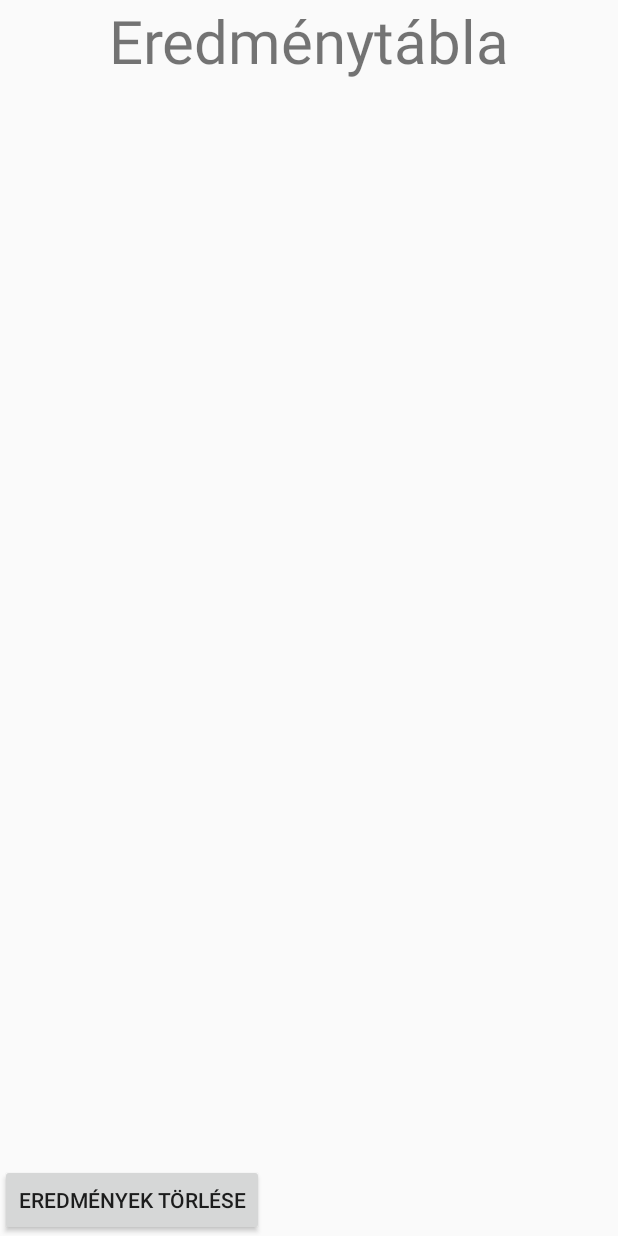
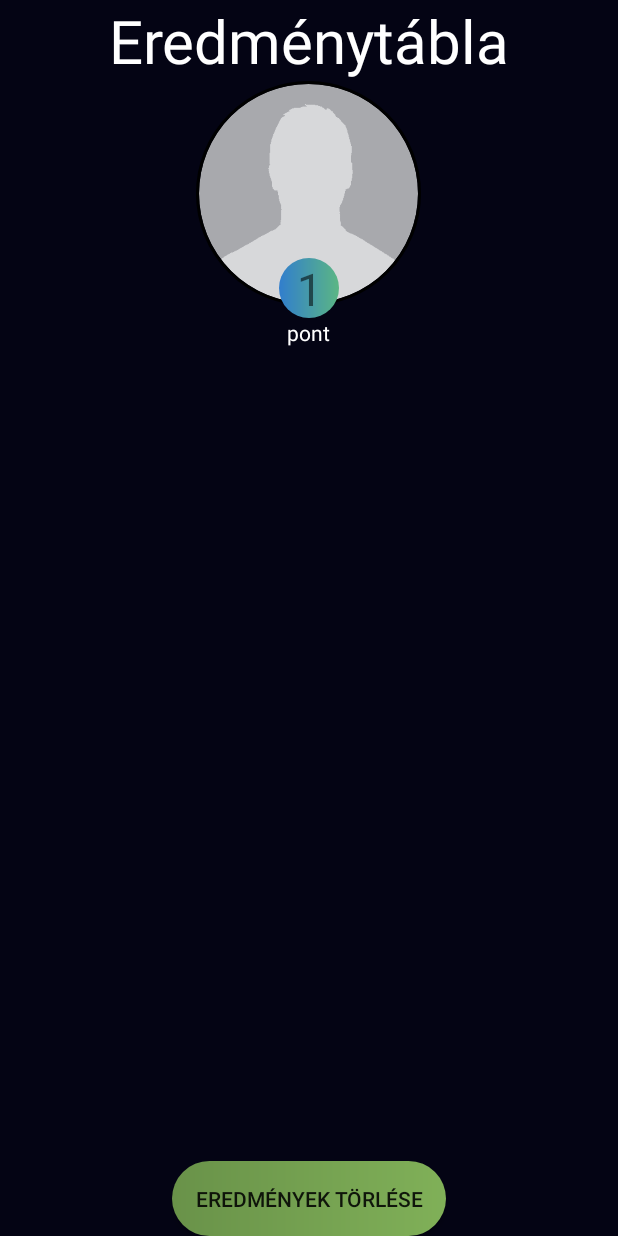
Before and after one commit to redbulldog/quizapp-v1.0, an Android app: the ScoreBoard screen opened directly, with no data from a screen before it, on a phone screen of 412 x 824 dp. Run offline under Robolectric (Android 15) with nearby library versions, the light colour scheme and no system bars; our stand-ins replace ButterKnife, CircleImageView.

Commit message:
Scoreboard and other modifications

```diff
--- a/app/src/main/AndroidManifest.xml
+++ b/app/src/main/AndroidManifest.xml
@@ -6,6 +6,7 @@
     <uses-permission android:name="android.permission.READ_EXTERNAL_STORAGE" />
     <uses-permission android:name="android.permission.WRITE_EXTERNAL_STORAGE" />
     <uses-permission android:name="android.permission.WAKE_LOCK" />
+    <uses-permission android:name="android.permission.CAMERA" />
 
     <application
         android:allowBackup="true"
--- a/app/src/main/java/DatabaseHelper.java
+++ b/app/src/main/java/DatabaseHelper.java
@@ -80,12 +80,13 @@
         mDataBase = SQLiteDatabase.openDatabase(DB_PATH + DB_NAME, null, SQLiteDatabase.CREATE_IF_NECESSARY);
         return mDataBase != null;
     }
-    public boolean adatRogzites(String username, Integer pontok_szama){
+    public boolean adatRogzites(String username, Integer pontok_szama, String profile_image){
 
         SQLiteDatabase db = this.getWritableDatabase();
         ContentValues contentValues = new ContentValues();
         contentValues.put("Username",username);
         contentValues.put("Pontok_szama",pontok_szama);
+        contentValues.put("Profile_image",profile_image);
 
         long result = db.insert("Scoreboard",null,contentValues);
 
--- a/app/src/main/java/com/quizapp/kovacszoltan/quizV1/MainMenu.java
+++ b/app/src/main/java/com/quizapp/kovacszoltan/quizV1/MainMenu.java
@@ -22,6 +22,8 @@
 
 import butterknife.BindView;
 import butterknife.ButterKnife;
+
+import static android.media.MediaRecorder.VideoSource.CAMERA;
 
 public class MainMenu extends AppCompatActivity {
     @BindView(R.id.btn_newgame) Button btn_newgame;
@@ -54,7 +56,6 @@
             byte[] imageAsBytes = Base64.decode(imagestring.getBytes(), Base64.DEFAULT);
             profile_image.setImageBitmap(BitmapFactory.decodeByteArray(imageAsBytes, 0, imageAsBytes.length));
         }
-
     }
 
     private void actions(){
@@ -98,7 +99,7 @@
         profile_image.setOnClickListener(new View.OnClickListener() {
             @Override
             public void onClick(View view) {
-                showPictureDialog();
+                choosePhotoFromGallary();
 
             }
 
--- a/app/src/main/java/com/quizapp/kovacszoltan/quizV1/ScoreBoard.java
+++ b/app/src/main/java/com/quizapp/kovacszoltan/quizV1/ScoreBoard.java
@@ -2,17 +2,21 @@
 
 import android.database.Cursor;
 import android.database.sqlite.SQLiteDatabase;
+import android.graphics.BitmapFactory;
 import android.support.v7.app.AppCompatActivity;
 import android.os.Bundle;
+import android.util.Base64;
 import android.view.View;
 import android.widget.Button;
 import android.widget.TextView;
+import android.widget.Toast;
 
 import java.util.ArrayList;
 import java.util.List;
 
 import butterknife.BindView;
 import butterknife.ButterKnife;
+import de.hdodenhof.circleimageview.CircleImageView;
 
 public class ScoreBoard extends AppCompatActivity {
     @BindView(R.id.tvuser1) TextView tvuser1;
@@ -25,13 +29,16 @@
     @BindView(R.id.tvpont4) TextView tvpont4;
     @BindView(R.id.tvuser5) TextView tvuser5;
     @BindView(R.id.tvpont5) TextView tvpont5;
+    @BindView(R.id.first_place_score) TextView first_place_score;
+    @BindView(R.id.first_place) CircleImageView first_place;
     @BindView(R.id.clearscore) Button clearscore;
     private com.quizapp.kovacszoltan.quizV1.DatabaseHelper mDBHelper;
     private SQLiteDatabase mDb;
     private Cursor c;
     List<Integer> pontok_szama = new ArrayList<Integer>();
     List<String> pont_nev = new ArrayList<String>();
-    int id, nev, pont, max;
+    List<String> image = new ArrayList<String>();
+    int id, nev, pont, max, profile_image;
 
     @Override
     protected void onCreate(Bundle savedInstanceState) {
@@ -41,6 +48,7 @@
         mDBHelper = new com.quizapp.kovacszoltan.quizV1.DatabaseHelper(this);
         databasetolist();
         listtotable();
+        first_place();
         clearscore.setOnClickListener(new View.OnClickListener() {
             @Override
             public void onClick(View view) {
@@ -49,6 +57,7 @@
                 mDb.execSQL("delete from Scoreboard");
                 pontok_szama.clear();
                 pont_nev.clear();
+                first_place.setImageResource(getResources().getIdentifier("com.quizapp.kovacszoltan.quizV1:drawable/profile_placeholder", null, null));
                 listtotable();
 
             }
@@ -67,47 +76,58 @@
             this.id = c.getColumnIndex("ID");
             this.nev = c.getColumnIndex("Username");
             this.pont = c.getColumnIndex("Pontok_szama");
+            this.profile_image = c.getColumnIndex("Profile_image");
             pontok_szama.add(c.getInt(pont));
             pont_nev.add(c.getString(nev));
+            image.add(c.getString(profile_image));
             c.moveToNext();
         }
     }
+    private void first_place(){
+        if (image.size()>0)
+        {
+            byte[] imageAsBytes = Base64.decode(image.get(0).getBytes(), Base64.DEFAULT);
+            first_place.setImageBitmap(BitmapFactory.decodeByteArray(imageAsBytes, 0, imageAsBytes.length));
+            first_place_score.setText(pontok_szama.get(0) + " pont");
+        }
+
+    }
     private void listtotable(){
-        while (pontok_szama.size()<5)
+        while (pontok_szama.size()<6)
         {
             pontok_szama.add(0);
             pont_nev.add("");
         }
 
-            tvuser1.setText(pont_nev.get(0).toString());
-        if (pontok_szama.get(0).equals(0)){
+            tvuser1.setText(pont_nev.get(1).toString());
+        if (pontok_szama.get(1).equals(0)){
             tvpont1.setText("");
         } else {
-            tvpont1.setText(pontok_szama.get(0).toString());
+            tvpont1.setText(pontok_szama.get(1).toString());
         }
-            tvuser2.setText(pont_nev.get(1).toString());
-        if (pontok_szama.get(1).equals(0)){
+            tvuser2.setText(pont_nev.get(2).toString());
+        if (pontok_szama.get(2).equals(0)){
             tvpont2.setText("");
         } else {
-            tvpont2.setText(pontok_szama.get(1).toString());
+            tvpont2.setText(pontok_szama.get(2).toString());
         }
-            tvuser3.setText(pont_nev.get(2).toString());
-        if (pontok_szama.get(2).equals(0)){
+            tvuser3.setText(pont_nev.get(3).toString());
+        if (pontok_szama.get(3).equals(0)){
             tvpont3.setText("");
         } else {
-            tvpont3.setText(pontok_szama.get(2).toString());
+            tvpont3.setText(pontok_szama.get(3).toString());
         }
-            tvuser4.setText(pont_nev.get(3).toString());
-        if (pontok_szama.get(3).equals(0)){
+            tvuser4.setText(pont_nev.get(4).toString());
+        if (pontok_szama.get(4).equals(0)){
             tvpont4.setText("");
         } else {
-            tvpont4.setText(pontok_szama.get(3).toString());
+            tvpont4.setText(pontok_szama.get(4).toString());
         }
-            tvuser5.setText(pont_nev.get(4).toString());
-        if (pontok_szama.get(4).equals(0)){
+            tvuser5.setText(pont_nev.get(5).toString());
+        if (pontok_szama.get(5).equals(0)){
             tvpont5.setText("");
         } else {
-            tvpont5.setText(pontok_szama.get(4).toString());
+            tvpont5.setText(pontok_szama.get(5).toString());
         }
 
 
--- a/app/src/main/res/layout/activity_score_board.xml
+++ b/app/src/main/res/layout/activity_score_board.xml
@@ -4,20 +4,51 @@
     xmlns:tools="http://schemas.android.com/tools"
     android:layout_width="match_parent"
     android:layout_height="match_parent"
-    tools:context="com.quizapp.kovacszoltan.quizV1.ScoreBoard">
+    tools:context="com.quizapp.kovacszoltan.quizV1.ScoreBoard"
+    android:background="@color/colorPrimaryDark">
+    <LinearLayout
+        android:layout_width="match_parent"
+        android:layout_height="wrap_content"
+        android:orientation="vertical"
+        android:gravity="center">
     <TextView
         android:layout_width="match_parent"
         android:layout_height="wrap_content"
         android:text="Eredménytábla"
         android:id="@+id/scoretext"
         android:textAlignment="center"
-        android:textSize="40dp" />
+        android:textSize="40dp"
+        android:textColor="#fff"/>
+    <de.hdodenhof.circleimageview.CircleImageView
+        xmlns:app="http://schemas.android.com/apk/res-auto"
+        android:id="@+id/first_place"
+        android:layout_width="150dp"
+        android:layout_height="150dp"
+        android:src="@drawable/profile_placeholder"
+        app:civ_border_width="2dp"
+        app:civ_border_color="#FF000000"/>
+        <TextView
+            android:layout_width="40dp"
+            android:layout_height="40dp"
+            android:text="1"
+            android:layout_marginTop="-32dp"
+            android:textAlignment="center"
+            android:background="@drawable/rounded_button2"
+            android:textSize="30dp"/>
+        <TextView
+            android:layout_width="wrap_content"
+            android:layout_height="wrap_content"
+            android:text="pont"
+            android:textColor="#fff"
+            android:id="@+id/first_place_score"/>
+    </LinearLayout>
     <TableLayout
         android:layout_width="match_parent"
         android:layout_height="wrap_content"
         android:id="@+id/scoretable"
-        android:layout_below="@id/scoretext"
-        android:stretchColumns="1">>
+        android:layout_above="@+id/bottombutton"
+        android:stretchColumns="1"
+        android:gravity="bottom">
         <TableRow>
             <TextView
                 android:paddingLeft="60dip"
@@ -25,7 +56,8 @@
                 android:text="Teszt"
                 android:paddingBottom="10dip"
                 android:paddingTop="10dip"
-                android:textSize="30dp"/>
+                android:textSize="30dp"
+                android:textColor="#fff"/>
             <TextView
                 android:paddingRight="60dip"
                 android:id="@+id/tvpont1"
@@ -33,7 +65,8 @@
                 android:paddingBottom="10dip"
                 android:paddingTop="10dip"
                 android:gravity="right"
-                android:textSize="30dp"/>
+                android:textSize="30dp"
+                android:textColor="#fff"/>
         </TableRow>
         <TableRow>
             <TextView
@@ -42,7 +75,8 @@
                 android:text="Teszt"
                 android:paddingBottom="10dip"
                 android:paddingTop="10dip"
-                android:textSize="30dp"/>
+                android:textSize="30dp"
+                android:textColor="#fff"/>
             <TextView
                 android:paddingRight="60dip"
                 android:id="@+id/tvpont2"
@@ -50,7 +84,8 @@
                 android:paddingBottom="10dip"
                 android:paddingTop="10dip"
                 android:gravity="right"
-                android:textSize="30dp"/>
+                android:textSize="30dp"
+                android:textColor="#fff"/>
         </TableRow>
         <TableRow>
             <TextView
@@ -59,7 +94,8 @@
                 android:text="Teszt"
                 android:paddingBottom="10dip"
                 android:paddingTop="10dip"
-                android:textSize="30dp"/>
+                android:textSize="30dp"
+                android:textColor="#fff"/>
             <TextView
                 android:paddingRight="60dip"
                 android:id="@+id/tvpont3"
@@ -67,7 +103,8 @@
                 android:paddingBottom="10dip"
                 android:paddingTop="10dip"
                 android:gravity="right"
-                android:textSize="30dp"/>
+                android:textSize="30dp"
+                android:textColor="#fff"/>
         </TableRow>
         <TableRow>
             <TextView
@@ -76,7 +113,8 @@
                 android:text="Teszt"
                 android:paddingBottom="10dip"
                 android:paddingTop="10dip"
-                android:textSize="30dp"/>
+                android:textSize="30dp"
+                android:textColor="#fff"/>
             <TextView
                 android:paddingRight="60dip"
                 android:id="@+id/tvpont4"
@@ -84,7 +122,8 @@
                 android:paddingBottom="10dip"
                 android:paddingTop="10dip"
                 android:gravity="right"
-                android:textSize="30dp"/>
+                android:textSize="30dp"
+                android:textColor="#fff"/>
         </TableRow>
         <TableRow>
             <TextView
@@ -93,7 +132,8 @@
                 android:text="Teszt"
                 android:paddingBottom="10dip"
                 android:paddingTop="10dip"
-                android:textSize="30dp"/>
+                android:textSize="30dp"
+                android:textColor="#fff"/>
             <TextView
                 android:paddingRight="60dip"
                 android:id="@+id/tvpont5"
@@ -101,15 +141,25 @@
                 android:paddingBottom="10dip"
                 android:paddingTop="10dip"
                 android:gravity="right"
-                android:textSize="30dp"/>
+                android:textSize="30dp"
+                android:textColor="#fff"/>
         </TableRow>
 
     </TableLayout>
+    <LinearLayout
+        android:layout_width="match_parent"
+        android:layout_height="wrap_content"
+        android:layout_alignParentBottom="true"
+        android:gravity="center"
+        android:id="@+id/bottombutton">
     <Button
         android:layout_width="wrap_content"
         android:layout_height="wrap_content"
         android:layout_alignParentBottom="true"
         android:text="Eredmények törlése"
-        android:id="@+id/clearscore"/>
+        android:background="@drawable/rounded_button1"
+        android:padding="15dp"
+        android:id="@+id/clearscore" />
+    </LinearLayout>
 
 </RelativeLayout>
```
Also changed, not shown: app/src/main/java/com/quizapp/kovacszoltan/quizV1/MainActivity.java (+52 -14 lines), app/src/main/res/drawable/jelenkerdes.xml (added, +15 -0 lines), app/src/main/res/drawable/roundcorners.xml (added, +16 -0 lines), app/src/main/res/layout/activity_main.xml (+19 -4 lines), app/src/main/assets/quiz.db, 5 other files.
